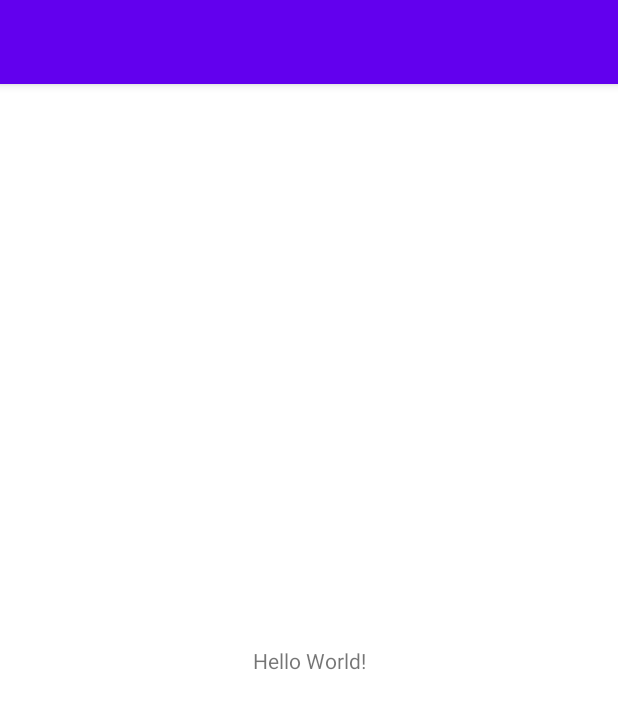
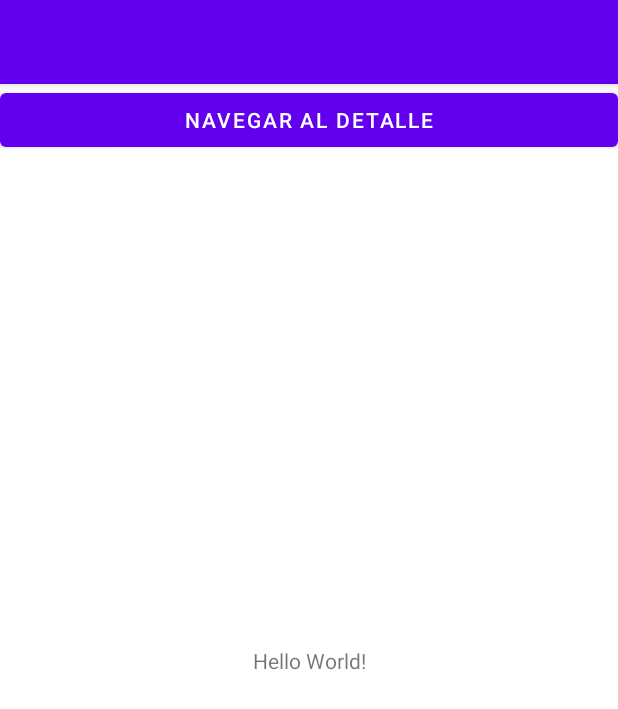
Before and after one commit to Brunoo652/Dise-o-de-interfaces, an Android app: the screen it shows after launch (MainActivity), on a phone screen of 412 x 824 dp. Shown: the top 709 px of the screen. Run offline under Robolectric (Android 15) with nearby library versions, the phone set to English and light mode, and no system bars.

Commit message:
ficheros q no se subieron en el primer commit

```diff
--- a/sprint3android/My Catalog/app/src/main/res/layout/activity_main.xml
+++ b/sprint3android/My Catalog/app/src/main/res/layout/activity_main.xml
@@ -15,4 +15,14 @@
         app:layout_constraintStart_toStartOf="parent"
         app:layout_constraintTop_toTopOf="parent" />
 
+
+    <com.google.android.material.button.MaterialButton
+        android:layout_width="0dp"
+        android:layout_height="wrap_content"
+        app:layout_constraintBottom_toBottomOf="0.25"
+        app:layout_constraintEnd_toEndOf="parent"
+        app:layout_constraintStart_toStartOf="parent"
+        app:layout_constraintTop_toTopOf="parent"
+        android:text="Navegar al detalle"/>
+
 </androidx.constraintlayout.widget.ConstraintLayout>
```
Also changed, not shown: sprint3android/My Catalog/app/src/main/AndroidManifest.xml (+7 -0 lines), sprint3android/My Catalog/app/src/main/java/com/example/catalogactivity/DetailActivity.java (added, +14 -0 lines), sprint3android/My Catalog/app/src/main/res/layout/activity_detail.xml (added, +9 -0 lines).
